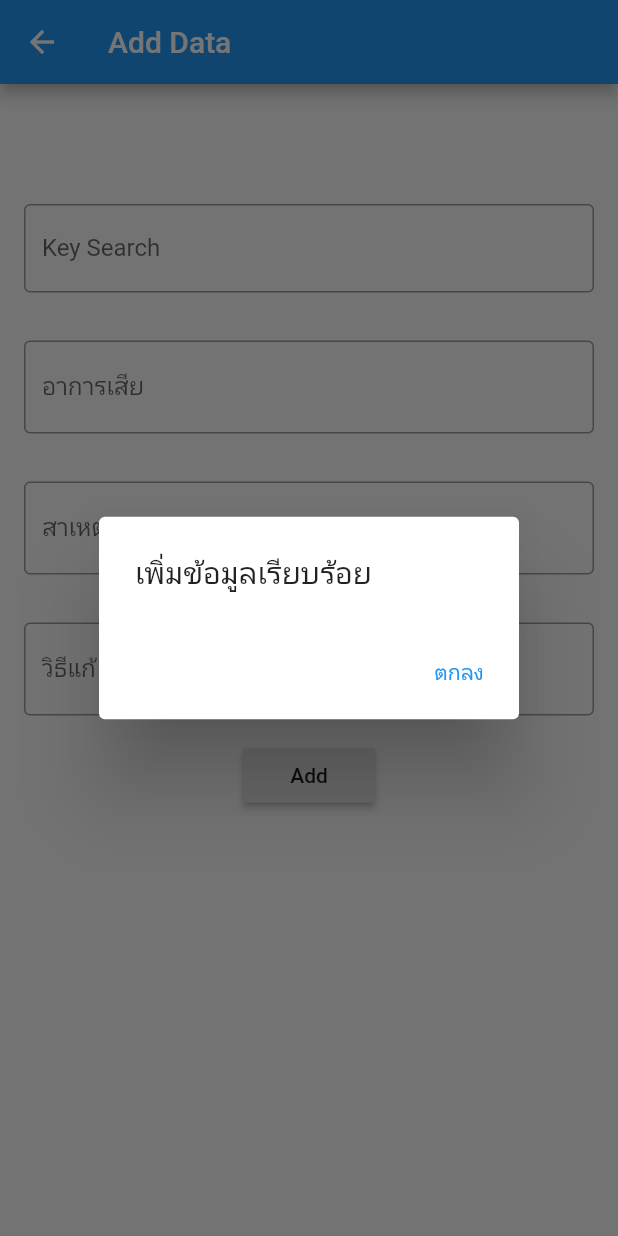
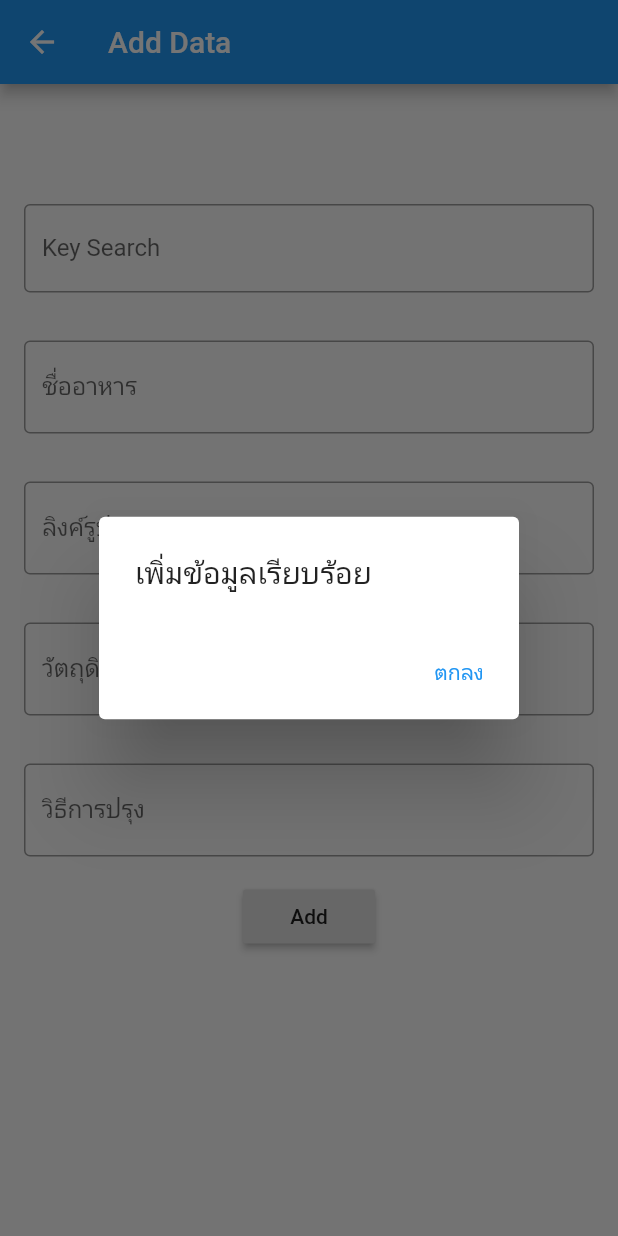
Before and after one commit to monchavin01/food-web-search, a Flutter app: the AddDataInDB screen opened directly, after a tap on "Add", on a phone screen of 412 x 824 dp. Run offline on Flutter 3.47's test engine with Material 2 defaults, Android fonts, the phone set to English and light mode, and no system bars; our stand-ins replace cloud_firestore, firebase_core, get, google_fonts; accounts and stored records are empty.

```diff
--- a/lib/screens/addDataInDB.dart
+++ b/lib/screens/addDataInDB.dart
@@ -14,8 +14,6 @@ class _AddDataInDBState extends State<AddDataInDB> {
   TextEditingController descriptionController = TextEditingController();
   TextEditingController methodController = TextEditingController();
   TextEditingController imageURLController = TextEditingController();
-
-  var _chosenValue;
 
   @override
   Widget build(BuildContext context) {
@@ -57,9 +55,27 @@ class _AddDataInDBState extends State<AddDataInDB> {
                   },
                   controller: nameController,
                   decoration: InputDecoration(
-                    labelText: 'อาการเสีย',
+                    labelText: 'ชื่ออาหาร',
                     border: OutlineInputBorder(),
-                    hintText: 'อาการเสีย',
+                    hintText: 'ชื่ออาหาร',
+                  ),
+                  maxLines: null,
+                ),
+              ),
+              Padding(
+                padding: const EdgeInsets.all(16.0),
+                child: TextFormField(
+                  validator: (value) {
+                    if (value == null || value.isEmpty) {
+                      return 'Please enter some text';
+                    }
+                    return null;
+                  },
+                  controller: imageURLController,
+                  decoration: InputDecoration(
+                    labelText: 'ลิงค์รูปภาพ',
+                    border: OutlineInputBorder(),
+                    hintText: 'ลิงค์รูปภาพ',
                   ),
                   maxLines: null,
                 ),
@@ -75,9 +91,9 @@ class _AddDataInDBState extends State<AddDataInDB> {
                   },
                   controller: descriptionController,
                   decoration: InputDecoration(
-                    labelText: 'สาเหตุ',
+                    labelText: 'วัตถุดิบ',
                     border: OutlineInputBorder(),
-                    hintText: 'สาเหตุ',
+                    hintText: 'วัตถุดิบ',
                   ),
                   maxLines: null,
                 ),
@@ -93,9 +109,9 @@ class _AddDataInDBState extends State<AddDataInDB> {
                   },
                   controller: methodController,
                   decoration: InputDecoration(
-                    labelText: 'วิธีแก้',
+                    labelText: 'วิธีการปรุง',
                     border: OutlineInputBorder(),
-                    hintText: 'วิธีแก้',
+                    hintText: 'วิธีการปรุง',
                   ),
                   maxLines: null,
                 ),
@@ -144,10 +160,11 @@ class _AddDataInDBState extends State<AddDataInDB> {
 
   void _onPressed(BuildContext context) {
     test();
-    firestoreInstance.collection("computer-repair").add({
+    firestoreInstance.collection("food").add({
       "searchKey": resultFormatKey,
       "name": nameController.text,
-      "description": descriptionController.text,
+      "image": imageURLController.text,
+      "description": descriptionController.text, //วัตถุดิบ
       "method": methodController.text,
     }).then((value) {
       _showMyDialog(context);
--- a/lib/screens/detail.dart
+++ b/lib/screens/detail.dart
@@ -19,12 +19,30 @@ class Detail extends StatelessWidget {
                 width: Get.width * 0.5,
                 child: Column(
                   children: [
+                    data['image'] != ""
+                        ? ClipRRect(
+                            borderRadius: BorderRadius.circular(100),
+                            child: Image.network(
+                              data['image'],
+                              fit: BoxFit.cover,
+                            ),
+                          )
+                        : Container(
+                            height: Get.height * 0.2,
+                            width: Get.height * 0.2,
+                            child: Text(
+                              'ไม่มีรูปภาพ',
+                              style: TextStyle(fontSize: 36),
+                            ),
+                          ),
+                    SizedBox(height: 16),
                     data['description'] != ""
-                        ? _buildLayoutDescription(data['description'], 'สาเหตุ')
+                        ? _buildLayoutDescription(
+                            data['description'], 'วัตถุดิบ')
                         : Container(),
                     SizedBox(height: 16),
                     data['method'] != ""
-                        ? _buildLayoutDescription(data['method'], 'วิธีแก้ไข')
+                        ? _buildLayoutDescription(data['method'], 'วิธีการปรุง')
                         : _buildLayoutDescription('ไม่มีคำอธิบาย', '')
                   ],
                 ),
```
Also changed, not shown: lib/screens/myHomePage.dart (+3 -17 lines).
